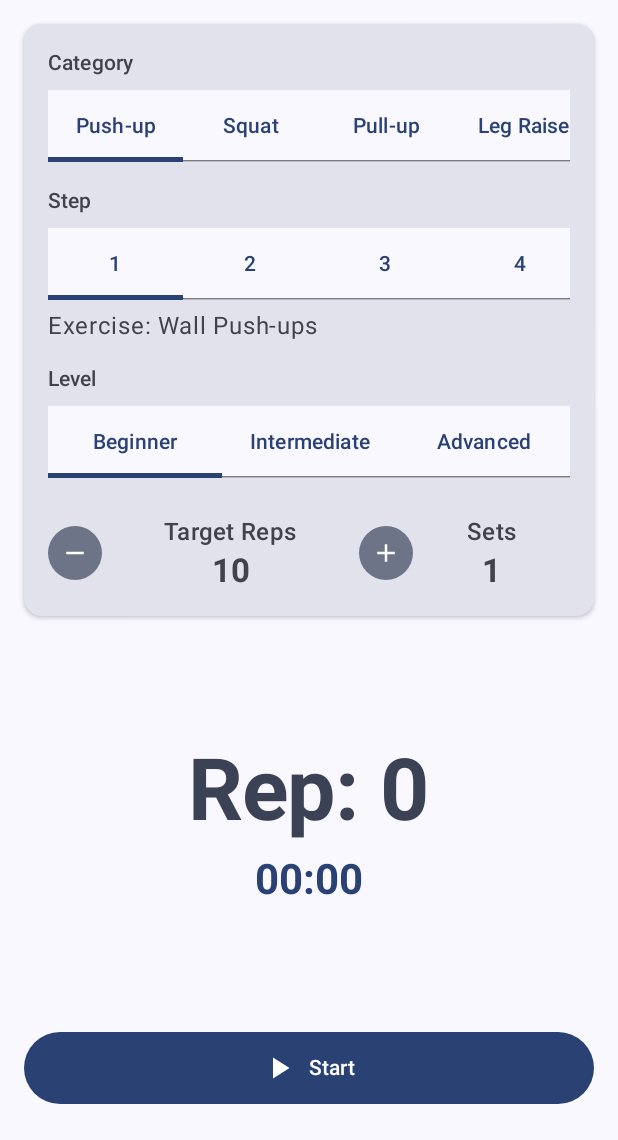
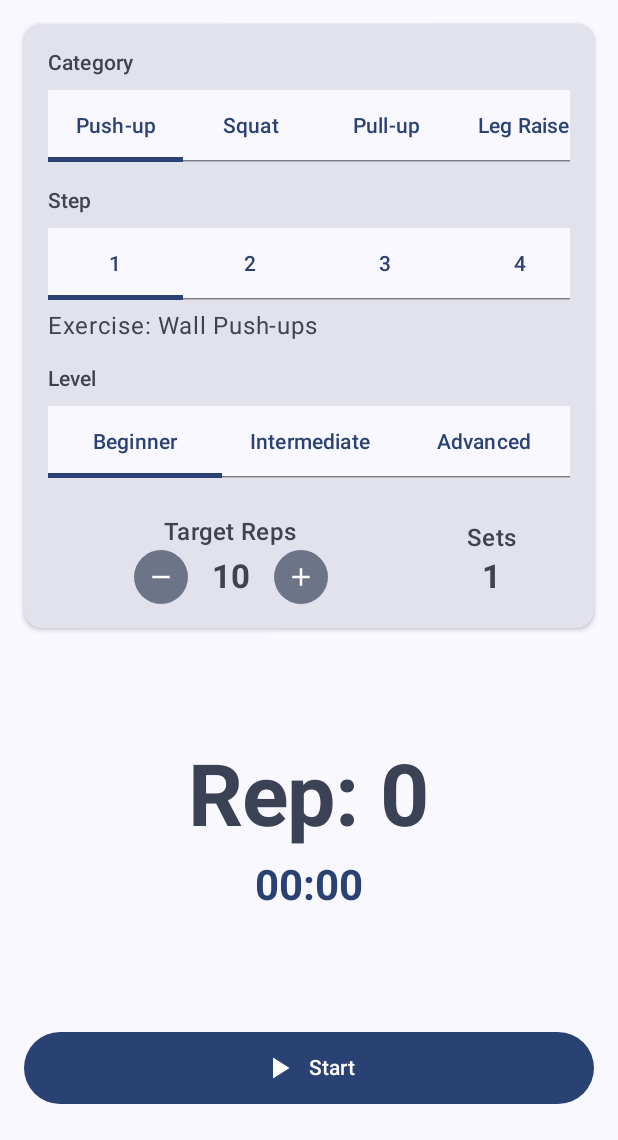
Before and after one commit to matsudo840/conviction-timer-app, an Android app built with Jetpack Compose: the screen it shows after launch (MainActivity), on a phone screen of 412 x 824 dp, the part 96-1236 px from its top. Run offline under Robolectric (Android 15) with nearby library versions, the phone set to English and light mode, and no system bars; our stand-ins replace livedata-compose.

Commit message:
improve button position

```diff
--- a/app/src/main/java/com/example/convictiontimer/MainActivity.kt
+++ b/app/src/main/java/com/example/convictiontimer/MainActivity.kt
@@ -253,10 +253,17 @@ fun RepsAdjustmentControls(
 ) {
     val haptic = LocalHapticFeedback.current
 
+    Column(
+        horizontalAlignment = Alignment.CenterHorizontally,
+        modifier = modifier
+    ) {
+        Text(
+            text = "Target Reps",
+            style = MaterialTheme.typography.titleMedium
+        )
         Row(
             verticalAlignment = Alignment.CenterVertically,
-        horizontalArrangement = Arrangement.Center,
-        modifier = modifier
+            horizontalArrangement = Arrangement.spacedBy(16.dp)
         ) {
             FilledTonalIconButton(
                 onClick = {
@@ -275,24 +282,11 @@ fun RepsAdjustmentControls(
                 )
             }
 
-        Spacer(modifier = Modifier.width(8.dp))
-
-        Column(
-            horizontalAlignment = Alignment.CenterHorizontally,
-            modifier = Modifier.weight(1f)
-        ) {
-            Text(
-                text = "Target Reps",
-                style = MaterialTheme.typography.titleMedium
-            )
             Text(
                 text = totalReps.toString(),
                 style = MaterialTheme.typography.titleLarge,
                 fontWeight = FontWeight.Bold
             )
-        }
-
-        Spacer(modifier = Modifier.width(8.dp))
 
             FilledTonalIconButton(
                 onClick = {
@@ -308,6 +302,7 @@ fun RepsAdjustmentControls(
                     modifier = Modifier.size(20.dp),
                     tint = MaterialTheme.colorScheme.onPrimaryContainer
                 )
+            }
         }
     }
 }
```
Lines whose indentation alone changed are shown as unchanged.
